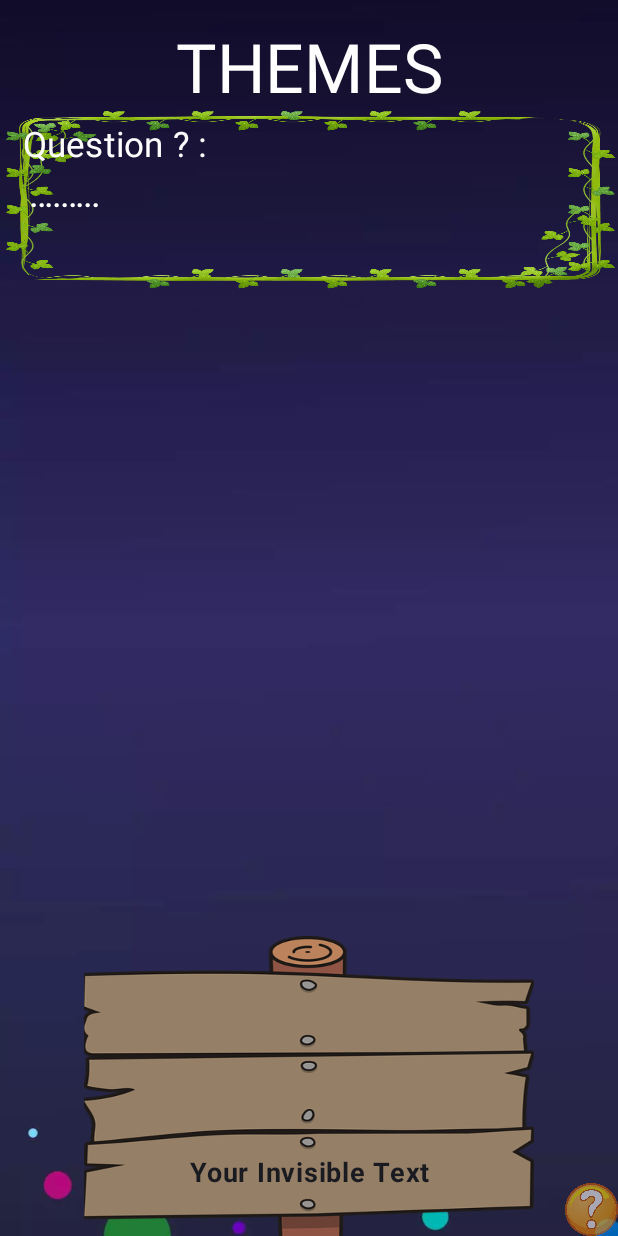
After one commit to momiouo/environment_quiz, an Android app built with Jetpack Compose: the composable QuestionScreen shown on its own in the app's theme, on a phone screen of 412 x 824 dp. The commit adds this screen. Run offline under Robolectric (Android 15) with nearby library versions, the phone set to English and light mode, and no system bars; Roboto replaces fonts that are not available here.

Commit message:
4 first screen and navigation - starting to add logic in navigation

```diff
--- a/app/build.gradle.kts
+++ b/app/build.gradle.kts
@@ -59,6 +59,7 @@ dependencies {
     implementation(libs.androidx.ui.graphics)
     implementation(libs.androidx.ui.tooling.preview)
     implementation(libs.androidx.material3)
+    implementation(libs.androidx.navigation.compose)
     testImplementation(libs.junit)
     androidTestImplementation(libs.androidx.junit)
     androidTestImplementation(libs.androidx.espresso.core)
--- a/app/src/main/java/com/momiouo/naturequiz/MainActivity.kt
+++ b/app/src/main/java/com/momiouo/naturequiz/MainActivity.kt
@@ -11,6 +11,7 @@ import androidx.compose.material3.Text
 import androidx.compose.runtime.Composable
 import androidx.compose.ui.Modifier
 import androidx.compose.ui.tooling.preview.Preview
+import com.momiouo.naturequiz.ui.navigation.AppNavHost
 import com.momiouo.naturequiz.ui.theme.NatureQuizTheme
 
 class MainActivity : ComponentActivity() {
@@ -20,10 +21,7 @@ class MainActivity : ComponentActivity() {
         setContent {
             NatureQuizTheme {
                 Scaffold(modifier = Modifier.fillMaxSize()) { innerPadding ->
-                    Greeting(
-                        name = "Android",
-                        modifier = Modifier.padding(innerPadding)
-                    )
+                    AppNavHost()
                 }
             }
         }
--- /dev/null
+++ b/app/src/main/java/com/momiouo/naturequiz/ui/screens/QuestionScreen.kt
@@ -0,0 +1,144 @@
+package com.momiouo.naturequiz.ui.screens
+
+import androidx.compose.foundation.Image
+import androidx.compose.foundation.layout.Arrangement
+import androidx.compose.foundation.layout.Box
+import androidx.compose.foundation.layout.Column
+import androidx.compose.foundation.layout.fillMaxSize
+import androidx.compose.foundation.layout.fillMaxWidth
+import androidx.compose.foundation.layout.height
+import androidx.compose.foundation.layout.padding
+import androidx.compose.foundation.layout.size
+import androidx.compose.material3.Text
+import androidx.compose.runtime.Composable
+import androidx.compose.ui.Alignment
+import androidx.compose.ui.Modifier
+import androidx.compose.ui.graphics.Color
+import androidx.compose.ui.layout.ContentScale
+import androidx.compose.ui.res.painterResource
+import androidx.compose.ui.text.font.FontWeight
+import androidx.compose.ui.text.style.TextAlign
+import androidx.compose.ui.tooling.preview.Preview
+import androidx.compose.ui.unit.dp
+import androidx.compose.ui.unit.sp
+import fr.momiouo.naturequiz.R
+
+@Composable
+fun QuestionScreen(modifier: Modifier = Modifier) {
+    Box(
+        modifier = Modifier.fillMaxSize(),
+    ) {
+        BackgroundImageMenu() //TODO write this in common
+        InGameScreenContent()
+        HintPlank(modifier = Modifier.align(Alignment.BottomCenter))
+        HintButton(modifier = Modifier.align(Alignment.BottomEnd))
+    }
+}
+
+@Composable
+fun InGameScreenContent() {
+    Column(
+        verticalArrangement = Arrangement.Top
+    ) {
+
+        //TITRE
+        Text(
+            text = "THEMES",
+            modifier = Modifier
+                .fillMaxWidth()
+                .padding(top = 20.dp),
+            textAlign = TextAlign.Center,
+            fontSize = 45.sp,
+//                    fontFamily = FontFamily(R.font.simsonfont),
+            color = Color.White
+        )
+
+        LeafQuestionFrame(modifier = Modifier.fillMaxWidth())
+
+    }
+}
+
+@Composable
+fun LeafQuestionFrame(modifier: Modifier = Modifier) {
+    Box {
+        Image(
+            painter = painterResource(id = R.drawable.leaf_frame),
+            contentDescription = null,
+            contentScale = ContentScale.FillBounds,
+            modifier = modifier
+                .fillMaxWidth()
+                .height(120.dp)
+        )
+
+        //QUESTION PRE-
+        Column {
+            Text(
+                text = "Question ? :",
+                modifier = Modifier
+                    .fillMaxWidth()
+                    .padding(top = 10.dp, start = 15.dp),
+                fontSize = 23.sp,
+                color = Color.White
+                //                    fontFamily = FontFamily(R.font.simsonfont)
+            )
+
+            //QUESTION BODY
+            Text(
+                text = ".........",
+                modifier = Modifier
+                    //                .align(Alignment.CenterHorizontally)
+                    .padding(horizontal = 20.dp, vertical = 10.dp),
+                fontWeight = FontWeight.Bold,
+                fontSize = 17.sp,
+                color = Color.White
+                //                    fontFamily = FontFamily(R.font.simsonfont)
+            )
+        }
+    }
+
+}
+
+@Composable
+fun HintPlank(modifier: Modifier = Modifier) {
+    // Invisible plank
+    Image(
+        painter = painterResource(id = R.drawable.sign_frame_2),
+        contentDescription = null,
+        modifier = modifier
+            .size(300.dp, 200.dp),
+//            .align(Alignment.BottomCenter),
+        contentScale = ContentScale.FillBounds,
+//        alpha = 0f // Invisible
+    )
+
+    // Invisible text on plank => TODO use a variable to show or not this text in a compose way
+    Text(
+        text = "Your Invisible Text",
+        modifier = modifier
+//            .align(Alignment.Center)
+            .padding(30.dp),
+        fontSize = 18.sp,
+        fontWeight = FontWeight.Bold,
+//                fontFamily = FontFamily(R.font.simsonfont),
+        textAlign = TextAlign.Center,
+//        color = Color.Black.copy(alpha = 0F),//Invisible
+//                alpha = 0f // Invisible
+    )
+}
+
+@Composable
+fun HintButton(modifier: Modifier = Modifier) {
+    Image(
+        painter = painterResource(id = R.drawable.interrogation_mark_disabled),
+        contentDescription = null,
+        modifier = modifier
+            .size(35.dp)
+//            .align(Alignment.BottomEnd)
+    )
+}
+
+@Preview
+@Composable
+private fun QuestionScreenPreview() {
+    QuestionScreen()
+}
--- a/gradle/libs.versions.toml
+++ b/gradle/libs.versions.toml
@@ -8,6 +8,7 @@ espressoCore = "3.6.1"
 lifecycleRuntimeKtx = "2.6.1"
 activityCompose = "1.8.0"
 composeBom = "2024.04.01"
+navigationCompose = "2.7.7"
 
 [libraries]
 androidx-core-ktx = { group = "androidx.core", name = "core-ktx", version.ref = "coreKtx" }
@@ -24,6 +25,7 @@ androidx-ui-tooling-preview = { group = "androidx.compose.ui", name = "ui-toolin
 androidx-ui-test-manifest = { group = "androidx.compose.ui", name = "ui-test-manifest" }
 androidx-ui-test-junit4 = { group = "androidx.compose.ui", name = "ui-test-junit4" }
 androidx-material3 = { group = "androidx.compose.material3", name = "material3" }
+androidx-navigation-compose = { group = "androidx.navigation", name = "navigation-compose", version.ref = "navigationCompose" }
 
 [plugins]
 android-application = { id = "com.android.application", version.ref = "agp" }
```
Also changed, not shown: app/src/main/java/com/momiouo/naturequiz/ui/navigation/AppNavGraph.kt (added, +51 -0 lines), app/src/main/java/com/momiouo/naturequiz/ui/navigation/Screen.kt (added, +8 -0 lines), app/src/main/java/com/momiouo/naturequiz/ui/screens/LevelScreen.kt (added, +113 -0 lines), app/src/main/java/com/momiouo/naturequiz/ui/screens/LoadingScreen.kt (+13 -3 lines), app/src/main/java/com/momiouo/naturequiz/ui/screens/MenuScreen.kt (+3 -4 lines), app/src/main/res/drawable/flower_water_deco.webp (added), app/src/main/res/drawable/interrogation_mark_disabled.webp (added), app/src/main/res/drawable/leaf_frame.webp (added), app/src/main/res/drawable/sign_frame_2.png (added).
